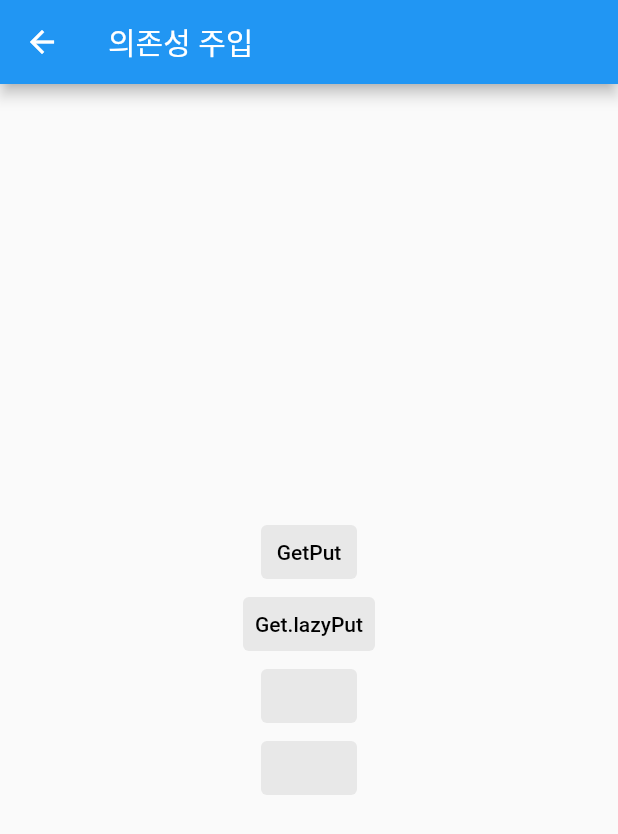
After one commit to kicok/flutter_sample_getx, a Flutter app: the screen it shows after launch, after a tap on "의존성관리", on a phone screen of 412 x 824 dp. The commit adds this screen. Shown: the top 834 px of the screen. Run offline on Flutter 3.47's test engine with Material 2 defaults, Android fonts, the phone set to English and light mode, and no system bars; our stand-ins replace get.

Commit message:
Get.to binding 의존성주입Get.put

```diff
--- /dev/null
+++ b/lib/src/controller/dependency_controller.dart
@@ -0,0 +1,9 @@
+import 'package:get/get_state_manager/get_state_manager.dart';
+
+class DependencyController extends GetxController {
+  int count = 0;
+
+  void increase() {
+    count++;
+  }
+}
--- a/lib/src/home.dart
+++ b/lib/src/home.dart
@@ -1,4 +1,5 @@
 import 'package:flutter/material.dart';
+import 'package:flutter_sample_route_getx/src/pages/dependencies/dependency_manage_page.dart';
 import 'package:flutter_sample_route_getx/src/utils/util.dart';
 import 'pages/normal/first.dart';
 import 'package:get/get.dart';
@@ -88,6 +89,14 @@ class Home extends StatelessWidget {
                 Get.to(() => const ReactiveStateManagePage());
               },
             ),
+            const Divider(),
+            TextButton(
+              style: Utils.textButtonStryle,
+              child: const Text('의존성관리'),
+              onPressed: () {
+                Get.to(() => const DependencyManagePage());
+              },
+            ),
           ],
         ),
       ),
--- /dev/null
+++ b/lib/src/pages/dependencies/dependency_manage_page.dart
@@ -0,0 +1,55 @@
+import 'package:flutter/material.dart';
+import 'package:flutter_sample_route_getx/src/controller/dependency_controller.dart';
+import 'package:flutter_sample_route_getx/src/pages/dependencies/get_lazy_put.dart';
+import 'package:flutter_sample_route_getx/src/pages/dependencies/get_put.dart';
+import 'package:flutter_sample_route_getx/src/utils/util.dart';
+import 'package:get/get.dart';
+
+class DependencyManagePage extends StatelessWidget {
+  const DependencyManagePage({Key? key}) : super(key: key);
+
+  @override
+  Widget build(BuildContext context) {
+    return Scaffold(
+      appBar: AppBar(
+        title: const Text("의존성 주입"),
+      ),
+      body: Center(
+        child: Column(
+          mainAxisAlignment: MainAxisAlignment.center,
+          children: [
+            TextButton(
+              style: Utils.textButtonStryle,
+              child: const Text("GetPut"),
+              onPressed: () {
+                Get.to(() => const GetPut(), binding: BindingsBuilder(() {
+                  Get.put(DependencyController());
+                }));
+              },
+            ),
+            TextButton(
+              style: Utils.textButtonStryle,
+              child: const Text("Get.lazyPut"),
+              onPressed: () {
+                Get.to(() => const GetLazyPut(), binding: BindingsBuilder(() {
+                  Get.lazyPut<DependencyController>(
+                      () => DependencyController());
+                }));
+              },
+            ),
+            TextButton(
+              style: Utils.textButtonStryle,
+              child: const Text(""),
+              onPressed: () {},
+            ),
+            TextButton(
+              style: Utils.textButtonStryle,
+              child: const Text(""),
+              onPressed: () {},
+            ),
+          ],
+        ),
+      ),
+    );
+  }
+}
--- /dev/null
+++ b/lib/src/pages/dependencies/get_put.dart
@@ -0,0 +1,12 @@
+import 'package:flutter/material.dart';
+
+class GetPut extends StatelessWidget {
+  const GetPut({Key? key}) : super(key: key);
+
+  @override
+  Widget build(BuildContext context) {
+    return Scaffold(
+      appBar: AppBar(),
+    );
+  }
+}
```
